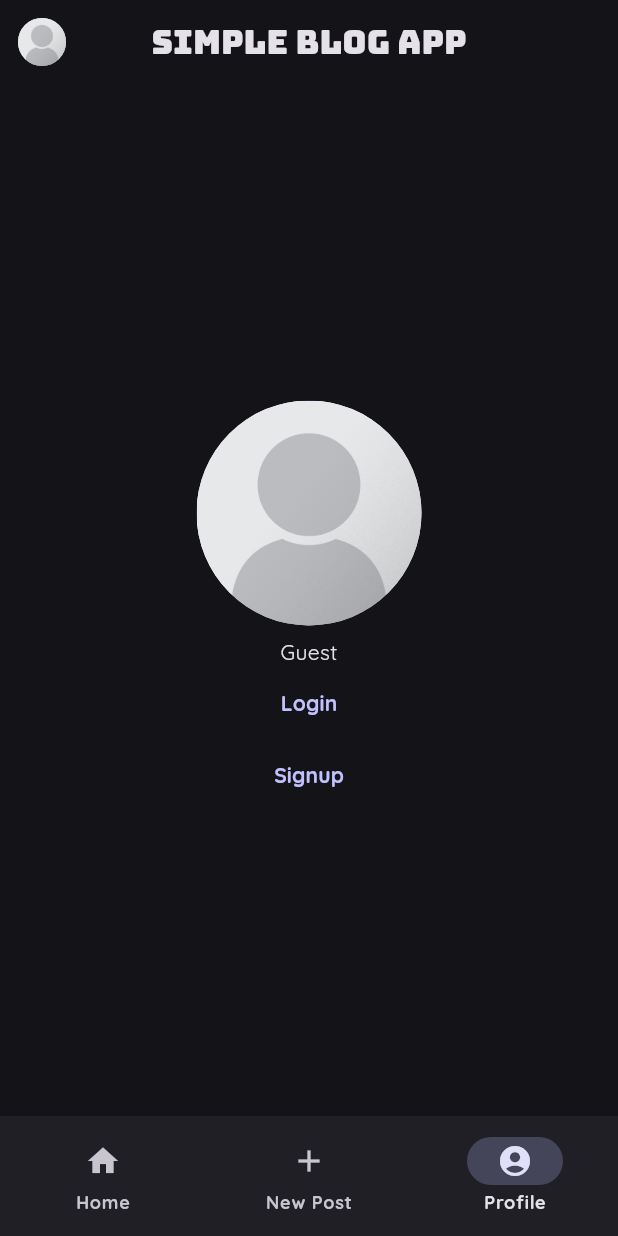
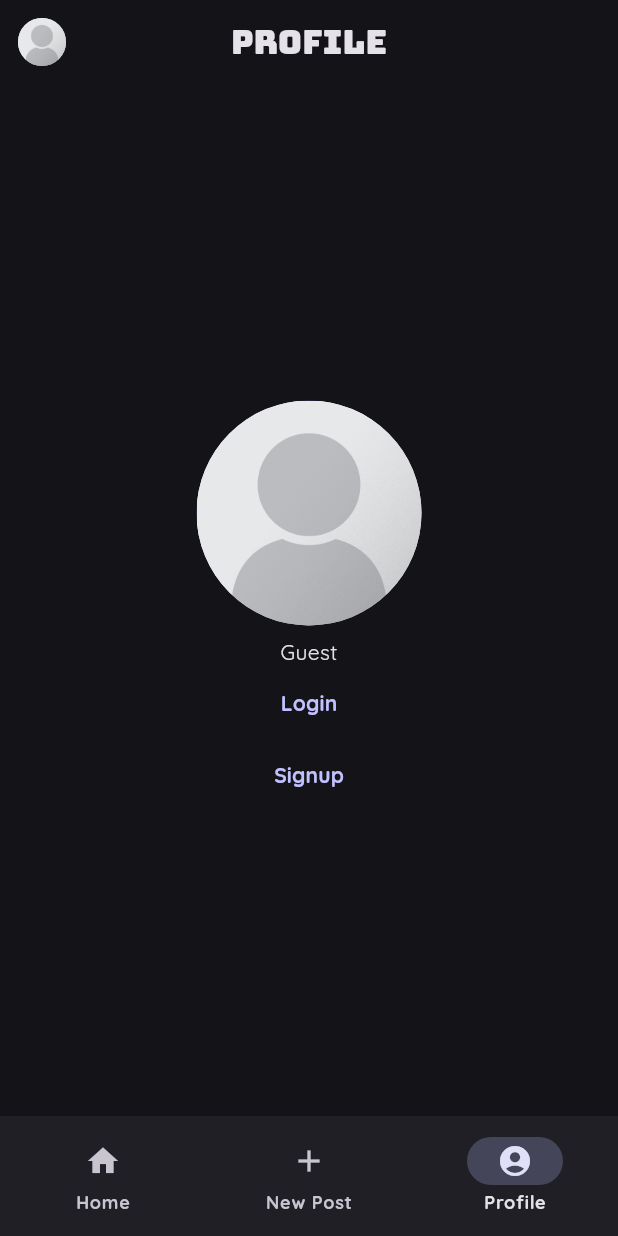
Before and after one commit to homusys/flutter_simple_blog, a Flutter app: the screen it shows after launch, item 3 of the bottom bar chosen, on a phone screen of 412 x 824 dp. Run offline on Flutter 3.47's test engine with Material 3 defaults, Android fonts, the phone set to English and light mode, and no system bars; our stand-ins replace email_validator, file_picker, google_fonts, supabase_flutter; accounts and stored records are empty.

Commit message:
Fix app title not changing with page

```diff
--- a/lib/main.dart
+++ b/lib/main.dart
@@ -117,7 +117,7 @@ class AppNavigatorState extends State<AppNavigator> {
             padding: const EdgeInsets.all(12.0),
             child: showUserAvatar(vm.authService.isLoggedIn),
           ),
-          title: Text(appBarPageLabels[currentPageIndex]),
+          title: Text(appBarPageLabels[vm.currentPageIndex]),
           centerTitle: true,
         ),
         body: updatePage(vm.currentPageIndex),
```
